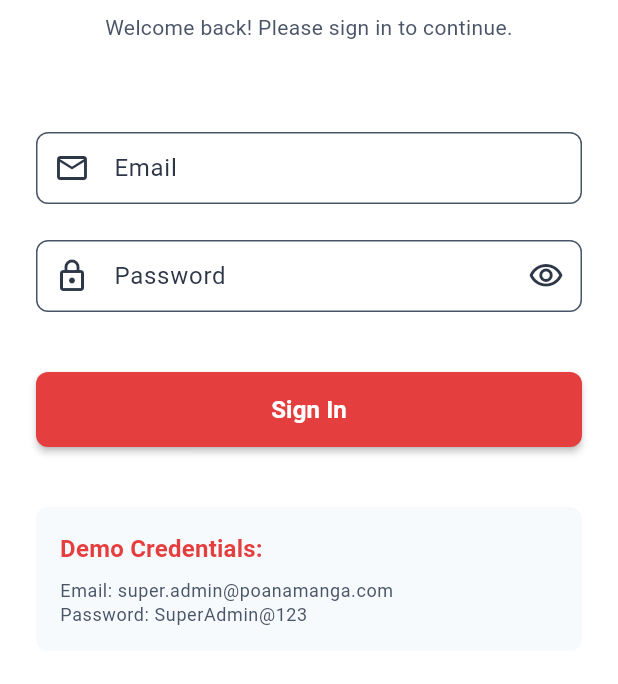
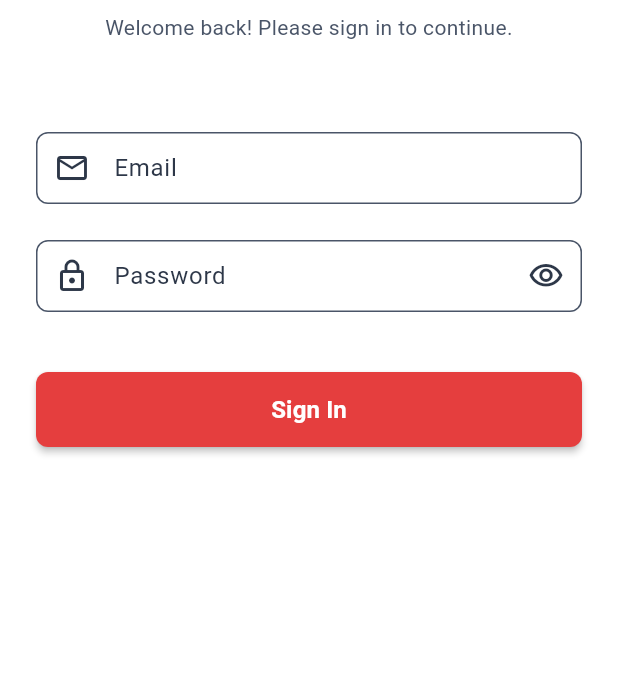
Before and after one commit to DereckGeorge/poa_supermarket_scanner_app, a Flutter app: the screen it shows after launch, on a phone screen of 412 x 824 dp, the part 366-1050 px from its top. Run offline on Flutter 3.47's test engine with Material 3 defaults, Android fonts, the phone set to English and light mode, and no system bars; our stand-ins replace flutter_secure_storage, permission_handler, shared_preferences; missing offline and left inert: mobile_scanner; accounts and stored records are empty.

Commit message:
fix: improve authentication and navigation
- Enhance login screen user experience
- Improve app drawer design and functionality
- Better error handling in authentication flow
- Update navigation structure for better UX
- Fix authentication state management issues

```diff
--- a/lib/screens/login_screen.dart
+++ b/lib/screens/login_screen.dart
@@ -202,38 +202,38 @@ class _LoginScreenState extends State<LoginScreen> {
               const SizedBox(height: 40),
 
               // Demo credentials hint
-              Container(
-                padding: const EdgeInsets.all(16),
-                decoration: BoxDecoration(
-                  color: AppTheme.grey,
-                  borderRadius: BorderRadius.circular(8),
-                ),
-                child: Column(
-                  crossAxisAlignment: CrossAxisAlignment.start,
-                  children: [
-                    Text(
-                      'Demo Credentials:',
-                      style: Theme.of(context).textTheme.titleMedium?.copyWith(
-                        color: AppTheme.primaryRed,
-                        fontWeight: FontWeight.w600,
-                      ),
-                    ),
-                    const SizedBox(height: 8),
-                    Text(
-                      'Email: super.admin@poanamanga.com',
-                      style: Theme.of(
-                        context,
-                      ).textTheme.bodySmall?.copyWith(color: AppTheme.textGrey),
-                    ),
-                    Text(
-                      'Password: SuperAdmin@123',
-                      style: Theme.of(
-                        context,
-                      ).textTheme.bodySmall?.copyWith(color: AppTheme.textGrey),
-                    ),
-                  ],
-                ),
-              ),
+              // Container(
+              //   padding: const EdgeInsets.all(16),
+              //   decoration: BoxDecoration(
+              //     color: AppTheme.grey,
+              //     borderRadius: BorderRadius.circular(8),
+              //   ),
+              //   child: Column(
+              //     crossAxisAlignment: CrossAxisAlignment.start,
+              //     children: [
+              //       Text(
+              //         'Demo Credentials:',
+              //         style: Theme.of(context).textTheme.titleMedium?.copyWith(
+              //           color: AppTheme.primaryRed,
+              //           fontWeight: FontWeight.w600,
+              //         ),
+              //       ),
+              //       const SizedBox(height: 8),
+              //       Text(
+              //         'Email: super.admin@poanamanga.com',
+              //         style: Theme.of(
+              //           context,
+              //         ).textTheme.bodySmall?.copyWith(color: AppTheme.textGrey),
+              //       ),
+              //       Text(
+              //         'Password: SuperAdmin@123',
+              //         style: Theme.of(
+              //           context,
+              //         ).textTheme.bodySmall?.copyWith(color: AppTheme.textGrey),
+              //       ),
+              //     ],
+              //   ),
+              // ),
             ],
           ),
         ),
```
Also changed, not shown: lib/widgets/app_drawer.dart (+15 -2 lines).
